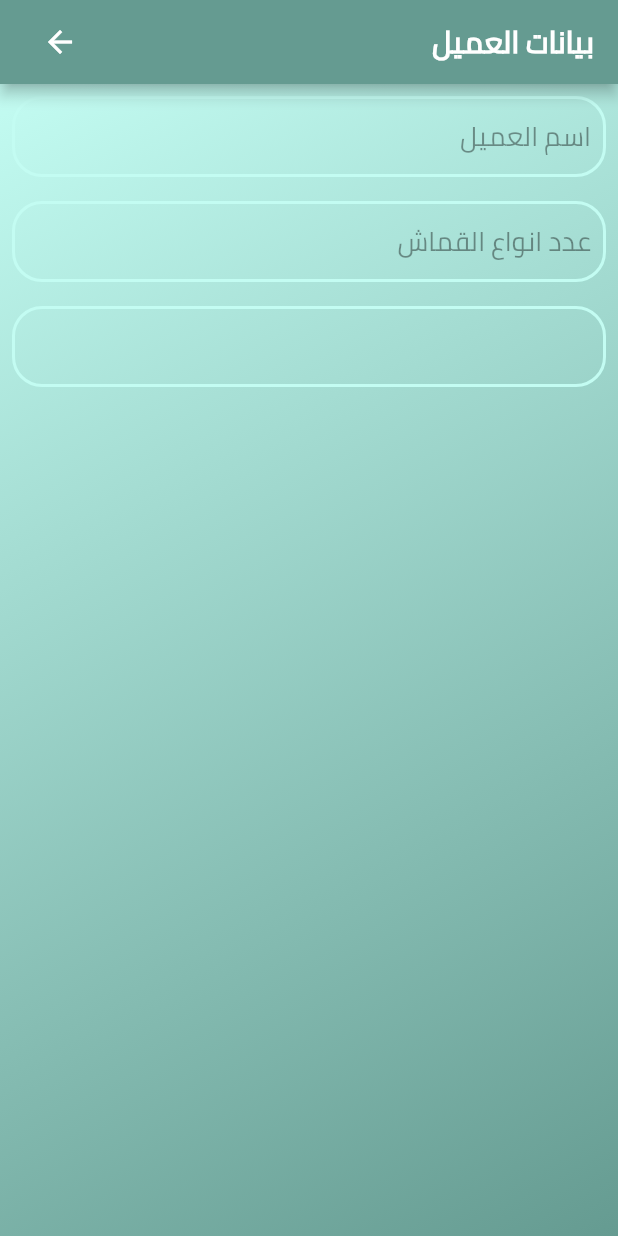
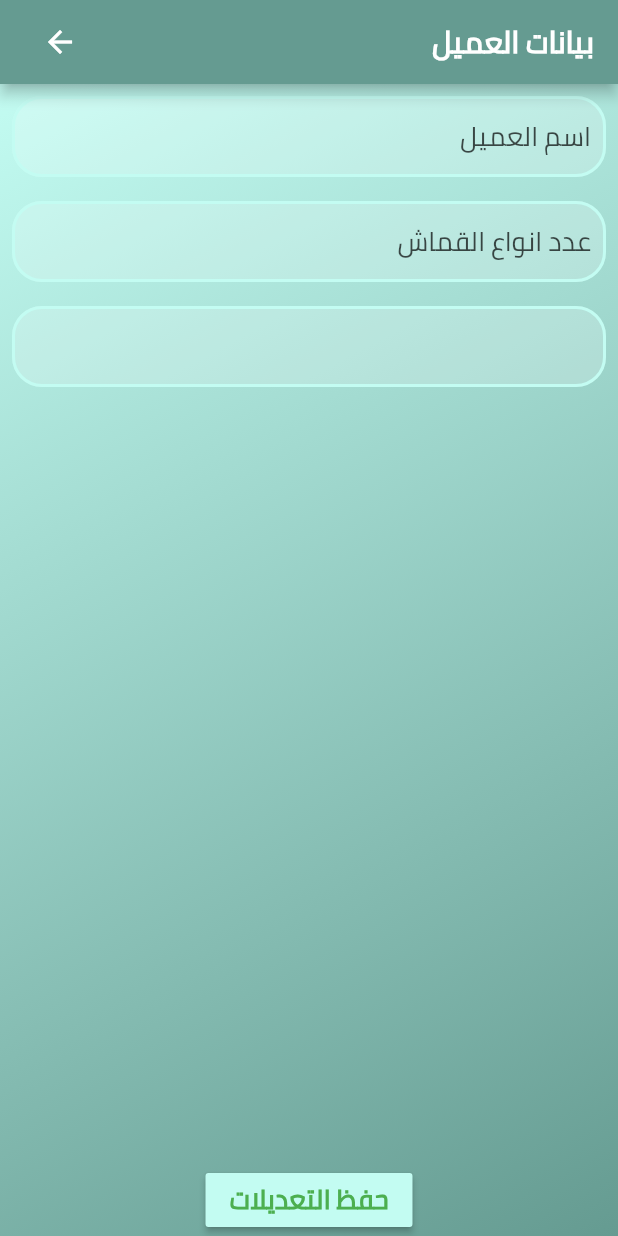
Before and after one commit to EMADOMARAH/elnahwy_tex, a Flutter app: the form_client screen opened directly, on a phone screen of 412 x 824 dp. Run offline on Flutter 3.47's test engine with Material 2 defaults, Android fonts, the phone set to English and light mode, and no system bars; our stand-ins replace page_transition, splashscreen.

Commit message:
edit form

```diff
--- a/lib/main.dart
+++ b/lib/main.dart
@@ -18,7 +18,7 @@ class MyApp extends StatelessWidget {
         primarySwatch: Colors.indigo,
         visualDensity: VisualDensity.adaptivePlatformDensity,
       ),
-      home: form_client(),
+      home: Splash_Screen(),
     );
   }
 }
--- a/lib/ui/screens/edit_form/edit__form.dart
+++ b/lib/ui/screens/edit_form/edit__form.dart
@@ -1,6 +1,7 @@
 import 'package:elnahwy_tex/ui/screens/client_select/client_select.dart';
 import 'package:flutter/material.dart';
 import 'package:page_transition/page_transition.dart';
+
 class form_client extends StatelessWidget {
   @override
   Widget build(BuildContext context) {
@@ -18,8 +19,7 @@ class form_client extends StatelessWidget {
                   Navigator.push(
                     context,
                     PageTransition(
-                        type:
-                        PageTransitionType.rightToLeft,
+                      type: PageTransitionType.rightToLeft,
                       child: Client_Select(),
                     ),
                   );
@@ -50,53 +50,76 @@ class form_client extends StatelessWidget {
                   ],
                 ),
               ),
-            child:Container(
+              child: Container(
                 child: Column(
                   children: <Widget>[
-                  cust_txtformfield("اسم العميل",TextInputType.text),
-                  cust_txtformfield("عدد انواع القماش",TextInputType.number),
-                  cust_txtformfield("",TextInputType.datetime),
+                    cust_txtformfield("اسم العميل", TextInputType.text, true),
+                    cust_txtformfield(
+                        "عدد انواع القماش", TextInputType.number, false),
+                    cust_txtformfield("", TextInputType.text, false),
+                    Spacer(
+                      flex: 1,
+                    ),
+                    RaisedButton(
+                      color: Color(0xffC3FCF2),
+                      child: Text(
+                        'حفظ التعديلات',
+                        style: TextStyle(
+                            fontWeight: FontWeight.bold,
+                            fontFamily: "Cairo",
+                            fontSize: 18,
+                            color: Colors.green),
+                      ),
+                      onPressed: () {
+                        Navigator.push(
+                          context,
+                          PageTransition(
+                            type:
+                            PageTransitionType.leftToRight,
+                            child: Client_Select(),
+                          ),
+                        );
+                      })
                   ],
                 ),
-            )
-            )
-          ),
-
+              ))),
     );
   }
-  Widget cust_txtformfield(String title, var typeinput){
+
+  Widget cust_txtformfield(String title, var typeinput, bool boolean) {
     return Padding(
       padding: EdgeInsets.all(8),
-      child:  TextFormField(
-        keyboardType:typeinput,
+      child: TextFormField(
+        readOnly: boolean,
+        keyboardType: typeinput,
         cursorColor: Colors.black,
         textDirection: TextDirection.rtl,
         textAlign: TextAlign.right,
         decoration: InputDecoration(
-          fillColor: Colors.black,
+          fillColor: Colors.white.withOpacity(0.2),
+          filled: true,
           hintText: title,
           hintStyle: TextStyle(
               fontFamily: "Cairo",
               fontSize: 18,
-            color: Colors.black.withOpacity(0.4)
-          ),
+              color: Colors.black.withOpacity(0.7)),
           focusedBorder: OutlineInputBorder(
             borderRadius: BorderRadius.circular(10),
-            borderSide:BorderSide(
+            borderSide: BorderSide(
               color: Color(0xff659B91),
               width: 2,
             ),
           ),
           enabledBorder: OutlineInputBorder(
             borderRadius: BorderRadius.circular(20),
-            borderSide:BorderSide(
+            borderSide: BorderSide(
               color: Color(0xffC3FCF2),
               width: 2,
             ),
           ),
           border: OutlineInputBorder(
             borderRadius: BorderRadius.circular(15),
-            borderSide:BorderSide(
+            borderSide: BorderSide(
               color: Colors.red,
               width: 2,
             ),
```
Lines whose indentation alone changed are shown as unchanged.
